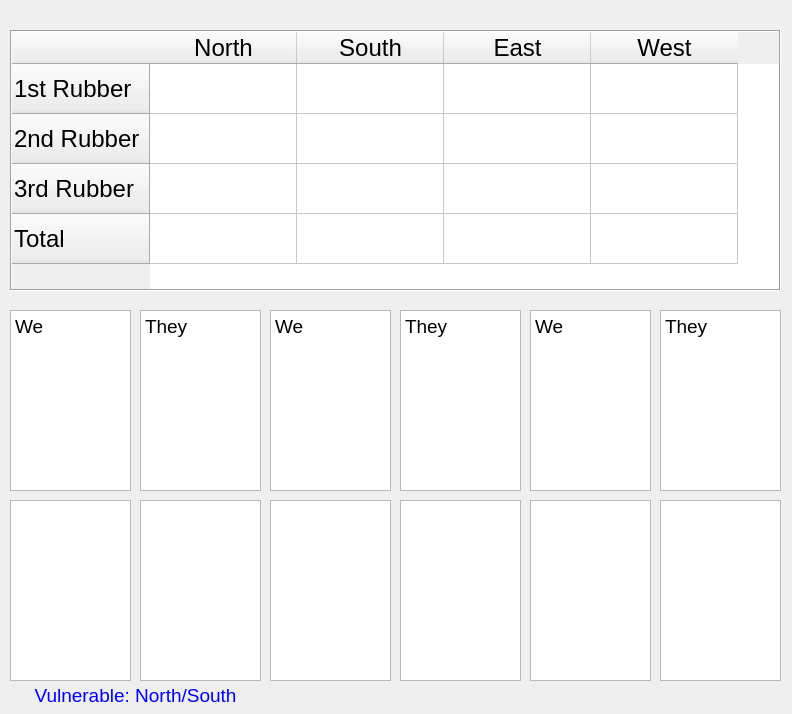
First picture: the form in Qt_Project/scoreboard.ui, repository Paulkie99/RubberContractBridge, before the edit.
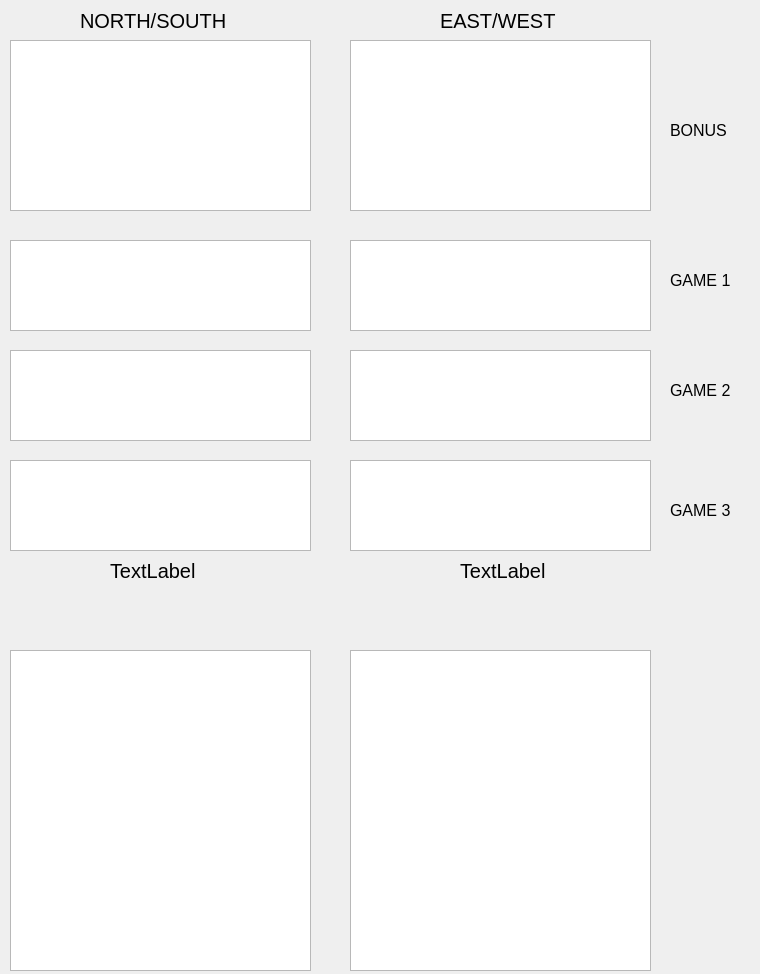
Second picture: the form after the edit.

Patch:
```diff
--- a/Qt_Project/scoreboard.ui
+++ b/Qt_Project/scoreboard.ui
@@ -6,203 +6,107 @@
    <rect>
     <x>0</x>
     <y>0</y>
-    <width>792</width>
-    <height>714</height>
+    <width>760</width>
+    <height>974</height>
    </rect>
   </property>
   <property name="windowTitle">
    <string>Dialog</string>
   </property>
-  <widget class="QTableWidget" name="tableWidgetScore">
+  <widget class="QTextEdit" name="txtNSBonus">
    <property name="geometry">
     <rect>
      <x>10</x>
-     <y>30</y>
-     <width>771</width>
-     <height>261</height>
+     <y>40</y>
+     <width>301</width>
+     <height>171</height>
     </rect>
    </property>
-   <property name="sizePolicy">
-    <sizepolicy hsizetype="Expanding" vsizetype="Expanding">
-     <horstretch>0</horstretch>
-     <verstretch>0</verstretch>
-    </sizepolicy>
+   <property name="readOnly">
+    <bool>true</bool>
    </property>
-   <property name="font">
-    <font>
-     <pointsize>18</pointsize>
-    </font>
+  </widget>
+  <widget class="QTextEdit" name="txtEWBonus">
+   <property name="geometry">
+    <rect>
+     <x>350</x>
+     <y>40</y>
+     <width>301</width>
+     <height>171</height>
+    </rect>
    </property>
-   <property name="frameShape">
-    <enum>QFrame::Box</enum>
-   </property>
-   <property name="verticalScrollBarPolicy">
-    <enum>Qt::ScrollBarAlwaysOff</enum>
-   </property>
-   <property name="horizontalScrollBarPolicy">
-    <enum>Qt::ScrollBarAlwaysOff</enum>
-   </property>
-   <property name="editTriggers">
-    <set>QAbstractItemView::NoEditTriggers</set>
-   </property>
-   <property name="tabKeyNavigation">
-    <bool>false</bool>
-   </property>
-   <property name="selectionMode">
-    <enum>QAbstractItemView::NoSelection</enum>
-   </property>
-   <property name="showGrid">
+   <property name="readOnly">
     <bool>true</bool>
    </property>
-   <attribute name="horizontalHeaderDefaultSectionSize">
-    <number>147</number>
-   </attribute>
-   <attribute name="verticalHeaderDefaultSectionSize">
-    <number>50</number>
-   </attribute>
-   <row>
-    <property name="text">
-     <string>1st Rubber</string>
-    </property>
-   </row>
-   <row>
-    <property name="text">
-     <string>2nd Rubber</string>
-    </property>
-   </row>
-   <row>
-    <property name="text">
-     <string>3rd Rubber</string>
-    </property>
-   </row>
-   <row>
-    <property name="text">
-     <string>Total</string>
-    </property>
-   </row>
-   <column>
-    <property name="text">
-     <string>North</string>
-    </property>
-   </column>
-   <column>
-    <property name="text">
-     <string>South</string>
-    </property>
-   </column>
-   <column>
-    <property name="text">
-     <string>East</string>
-    </property>
-   </column>
-   <column>
-    <property name="text">
-     <string>West</string>
-    </property>
-   </column>
   </widget>
   <widget class="QTextEdit" name="txtWeAbove1">
    <property name="geometry">
     <rect>
      <x>10</x>
-     <y>310</y>
-     <width>121</width>
-     <height>181</height>
+     <y>240</y>
+     <width>301</width>
+     <height>91</height>
     </rect>
    </property>
    <property name="font">
     <font>
-     <pointsize>14</pointsize>
-     <weight>50</weight>
-     <bold>false</bold>
+     <pointsize>10</pointsize>
     </font>
    </property>
    <property name="readOnly">
-    <bool>false</bool>
+    <bool>true</bool>
    </property>
-   <property name="markdown">
-    <string>We
-
-</string>
-   </property>
-   <property name="html">
-    <string>&lt;!DOCTYPE HTML PUBLIC &quot;-//W3C//DTD HTML 4.0//EN&quot; &quot;http://www.w3.org/TR/REC-html40/strict.dtd&quot;&gt;
-&lt;html&gt;&lt;head&gt;&lt;meta name=&quot;qrichtext&quot; content=&quot;1&quot; /&gt;&lt;style type=&quot;text/css&quot;&gt;
-p, li { white-space: pre-wrap; }
-&lt;/style&gt;&lt;/head&gt;&lt;body style=&quot; font-family:'MS Shell Dlg 2'; font-size:14pt; font-weight:400; font-style:normal;&quot;&gt;
-&lt;p style=&quot; margin-top:9px; margin-bottom:9px; margin-left:0px; margin-right:0px; -qt-block-indent:0; text-indent:0px;&quot;&gt;We&lt;/p&gt;
-&lt;p style=&quot;-qt-paragraph-type:empty; margin-top:9px; margin-bottom:9px; margin-left:0px; margin-right:0px; -qt-block-indent:0; text-indent:0px;&quot;&gt;&lt;br /&gt;&lt;/p&gt;&lt;/body&gt;&lt;/html&gt;</string>
-   </property>
   </widget>
   <widget class="QTextEdit" name="txtWeAbove2">
    <property name="geometry">
     <rect>
-     <x>270</x>
-     <y>310</y>
-     <width>121</width>
-     <height>181</height>
+     <x>350</x>
+     <y>240</y>
+     <width>301</width>
+     <height>91</height>
     </rect>
    </property>
    <property name="font">
     <font>
-     <pointsize>14</pointsize>
+     <pointsize>10</pointsize>
     </font>
    </property>
    <property name="readOnly">
     <bool>true</bool>
    </property>
-   <property name="markdown">
-    <string>We
-
-</string>
-   </property>
-   <property name="html">
-    <string>&lt;!DOCTYPE HTML PUBLIC &quot;-//W3C//DTD HTML 4.0//EN&quot; &quot;http://www.w3.org/TR/REC-html40/strict.dtd&quot;&gt;
-&lt;html&gt;&lt;head&gt;&lt;meta name=&quot;qrichtext&quot; content=&quot;1&quot; /&gt;&lt;style type=&quot;text/css&quot;&gt;
-p, li { white-space: pre-wrap; }
-&lt;/style&gt;&lt;/head&gt;&lt;body style=&quot; font-family:'MS Shell Dlg 2'; font-size:14pt; font-weight:400; font-style:normal;&quot;&gt;
-&lt;p style=&quot; margin-top:9px; margin-bottom:9px; margin-left:0px; margin-right:0px; -qt-block-indent:0; text-indent:0px;&quot;&gt;We&lt;/p&gt;&lt;/body&gt;&lt;/html&gt;</string>
-   </property>
   </widget>
   <widget class="QTextEdit" name="txtWeAbove3">
    <property name="geometry">
     <rect>
-     <x>530</x>
-     <y>310</y>
-     <width>121</width>
-     <height>181</height>
+     <x>10</x>
+     <y>350</y>
+     <width>301</width>
+     <height>91</height>
     </rect>
    </property>
    <property name="font">
     <font>
-     <pointsize>14</pointsize>
+     <pointsize>10</pointsize>
     </font>
    </property>
    <property name="readOnly">
     <bool>true</bool>
    </property>
-   <property name="markdown">
-    <string>We
-
-</string>
-   </property>
-   <property name="html">
-    <string>&lt;!DOCTYPE HTML PUBLIC &quot;-//W3C//DTD HTML 4.0//EN&quot; &quot;http://www.w3.org/TR/REC-html40/strict.dtd&quot;&gt;
-&lt;html&gt;&lt;head&gt;&lt;meta name=&quot;qrichtext&quot; content=&quot;1&quot; /&gt;&lt;style type=&quot;text/css&quot;&gt;
-p, li { white-space: pre-wrap; }
-&lt;/style&gt;&lt;/head&gt;&lt;body style=&quot; font-family:'MS Shell Dlg 2'; font-size:14pt; font-weight:400; font-style:normal;&quot;&gt;
-&lt;p style=&quot; margin-top:9px; margin-bottom:9px; margin-left:0px; margin-right:0px; -qt-block-indent:0; text-indent:0px;&quot;&gt;We&lt;/p&gt;&lt;/body&gt;&lt;/html&gt;</string>
-   </property>
   </widget>
   <widget class="QTextEdit" name="txtWeBelow1">
    <property name="geometry">
     <rect>
-     <x>10</x>
-     <y>500</y>
-     <width>121</width>
-     <height>181</height>
+     <x>350</x>
+     <y>350</y>
+     <width>301</width>
+     <height>91</height>
     </rect>
    </property>
+   <property name="font">
+    <font>
+     <pointsize>10</pointsize>
+    </font>
+   </property>
    <property name="readOnly">
     <bool>true</bool>
    </property>
@@ -210,12 +114,17 @@
   <widget class="QTextEdit" name="txtWeBelow2">
    <property name="geometry">
     <rect>
-     <x>270</x>
-     <y>500</y>
-     <width>121</width>
-     <height>181</height>
+     <x>10</x>
+     <y>460</y>
+     <width>301</width>
+     <height>91</height>
     </rect>
    </property>
+   <property name="font">
+    <font>
+     <pointsize>10</pointsize>
+    </font>
+   </property>
    <property name="readOnly">
     <bool>true</bool>
    </property>
@@ -223,201 +132,189 @@
   <widget class="QTextEdit" name="txtWeBelow3">
    <property name="geometry">
     <rect>
-     <x>530</x>
-     <y>500</y>
-     <width>121</width>
-     <height>181</height>
+     <x>350</x>
+     <y>460</y>
+     <width>301</width>
+     <height>91</height>
     </rect>
    </property>
+   <property name="font">
+    <font>
+     <pointsize>10</pointsize>
+    </font>
+   </property>
    <property name="readOnly">
     <bool>true</bool>
    </property>
   </widget>
-  <widget class="QTextEdit" name="txtTheyAbove1">
+  <widget class="QLabel" name="label">
    <property name="geometry">
     <rect>
-     <x>140</x>
-     <y>310</y>
-     <width>121</width>
-     <height>181</height>
+     <x>80</x>
+     <y>0</y>
+     <width>161</width>
+     <height>41</height>
     </rect>
    </property>
    <property name="font">
     <font>
-     <pointsize>14</pointsize>
+     <pointsize>15</pointsize>
     </font>
    </property>
-   <property name="readOnly">
-    <bool>true</bool>
+   <property name="text">
+    <string>NORTH/SOUTH</string>
    </property>
-   <property name="markdown">
-    <string>They
-
-</string>
-   </property>
-   <property name="html">
-    <string>&lt;!DOCTYPE HTML PUBLIC &quot;-//W3C//DTD HTML 4.0//EN&quot; &quot;http://www.w3.org/TR/REC-html40/strict.dtd&quot;&gt;
-&lt;html&gt;&lt;head&gt;&lt;meta name=&quot;qrichtext&quot; content=&quot;1&quot; /&gt;&lt;style type=&quot;text/css&quot;&gt;
-p, li { white-space: pre-wrap; }
-&lt;/style&gt;&lt;/head&gt;&lt;body style=&quot; font-family:'MS Shell Dlg 2'; font-size:14pt; font-weight:400; font-style:normal;&quot;&gt;
-&lt;p style=&quot; margin-top:5px; margin-bottom:5px; margin-left:0px; margin-right:0px; -qt-block-indent:0; text-indent:0px;&quot;&gt;They&lt;/p&gt;&lt;/body&gt;&lt;/html&gt;</string>
-   </property>
   </widget>
-  <widget class="QTextEdit" name="txtTheyAbove2">
+  <widget class="QLabel" name="label_2">
    <property name="geometry">
     <rect>
-     <x>400</x>
-     <y>310</y>
-     <width>121</width>
-     <height>181</height>
+     <x>440</x>
+     <y>0</y>
+     <width>161</width>
+     <height>41</height>
     </rect>
    </property>
    <property name="font">
     <font>
-     <pointsize>14</pointsize>
+     <pointsize>15</pointsize>
     </font>
    </property>
-   <property name="readOnly">
-    <bool>true</bool>
+   <property name="text">
+    <string>EAST/WEST</string>
    </property>
-   <property name="markdown">
-    <string>They
-
-</string>
-   </property>
-   <property name="html">
-    <string>&lt;!DOCTYPE HTML PUBLIC &quot;-//W3C//DTD HTML 4.0//EN&quot; &quot;http://www.w3.org/TR/REC-html40/strict.dtd&quot;&gt;
-&lt;html&gt;&lt;head&gt;&lt;meta name=&quot;qrichtext&quot; content=&quot;1&quot; /&gt;&lt;style type=&quot;text/css&quot;&gt;
-p, li { white-space: pre-wrap; }
-&lt;/style&gt;&lt;/head&gt;&lt;body style=&quot; font-family:'MS Shell Dlg 2'; font-size:14pt; font-weight:400; font-style:normal;&quot;&gt;
-&lt;p style=&quot; margin-top:9px; margin-bottom:9px; margin-left:0px; margin-right:0px; -qt-block-indent:0; text-indent:0px;&quot;&gt;They&lt;/p&gt;&lt;/body&gt;&lt;/html&gt;</string>
-   </property>
   </widget>
-  <widget class="QTextEdit" name="txtTheyAbove3">
+  <widget class="QLabel" name="NSTotal">
    <property name="geometry">
     <rect>
-     <x>660</x>
-     <y>310</y>
-     <width>121</width>
-     <height>181</height>
+     <x>110</x>
+     <y>550</y>
+     <width>221</width>
+     <height>41</height>
     </rect>
    </property>
    <property name="font">
     <font>
-     <pointsize>14</pointsize>
+     <pointsize>15</pointsize>
     </font>
    </property>
-   <property name="readOnly">
-    <bool>true</bool>
+   <property name="text">
+    <string>TextLabel</string>
    </property>
-   <property name="markdown">
-    <string>They
-
-</string>
+  </widget>
+  <widget class="QLabel" name="EWTotal">
+   <property name="geometry">
+    <rect>
+     <x>460</x>
+     <y>550</y>
+     <width>261</width>
+     <height>41</height>
+    </rect>
    </property>
-   <property name="html">
-    <string>&lt;!DOCTYPE HTML PUBLIC &quot;-//W3C//DTD HTML 4.0//EN&quot; &quot;http://www.w3.org/TR/REC-html40/strict.dtd&quot;&gt;
-&lt;html&gt;&lt;head&gt;&lt;meta name=&quot;qrichtext&quot; content=&quot;1&quot; /&gt;&lt;style type=&quot;text/css&quot;&gt;
-p, li { white-space: pre-wrap; }
-&lt;/style&gt;&lt;/head&gt;&lt;body style=&quot; font-family:'MS Shell Dlg 2'; font-size:14pt; font-weight:400; font-style:normal;&quot;&gt;
-&lt;p style=&quot; margin-top:5px; margin-bottom:5px; margin-left:0px; margin-right:0px; -qt-block-indent:0; text-indent:0px;&quot;&gt;They&lt;/p&gt;&lt;/body&gt;&lt;/html&gt;</string>
+   <property name="font">
+    <font>
+     <pointsize>15</pointsize>
+    </font>
    </property>
+   <property name="text">
+    <string>TextLabel</string>
+   </property>
   </widget>
-  <widget class="QTextEdit" name="txtTheyBelow1">
+  <widget class="QLabel" name="label_3">
    <property name="geometry">
     <rect>
-     <x>140</x>
-     <y>500</y>
-     <width>121</width>
-     <height>181</height>
+     <x>670</x>
+     <y>100</y>
+     <width>81</width>
+     <height>61</height>
     </rect>
    </property>
-   <property name="readOnly">
-    <bool>true</bool>
+   <property name="font">
+    <font>
+     <pointsize>12</pointsize>
+    </font>
    </property>
+   <property name="text">
+    <string>BONUS</string>
+   </property>
   </widget>
-  <widget class="QTextEdit" name="txtTheyBelow2">
+  <widget class="QLabel" name="label_4">
    <property name="geometry">
     <rect>
-     <x>400</x>
-     <y>500</y>
-     <width>121</width>
-     <height>181</height>
+     <x>670</x>
+     <y>250</y>
+     <width>81</width>
+     <height>61</height>
     </rect>
    </property>
-   <property name="readOnly">
-    <bool>true</bool>
+   <property name="font">
+    <font>
+     <pointsize>12</pointsize>
+    </font>
    </property>
+   <property name="text">
+    <string>GAME 1</string>
+   </property>
   </widget>
-  <widget class="QTextEdit" name="txtTheyBelow3">
+  <widget class="QLabel" name="label_5">
    <property name="geometry">
     <rect>
-     <x>660</x>
-     <y>500</y>
-     <width>121</width>
-     <height>181</height>
+     <x>670</x>
+     <y>360</y>
+     <width>81</width>
+     <height>61</height>
     </rect>
    </property>
-   <property name="readOnly">
-    <bool>true</bool>
+   <property name="font">
+    <font>
+     <pointsize>12</pointsize>
+    </font>
    </property>
+   <property name="text">
+    <string>GAME 2</string>
+   </property>
   </widget>
   <widget class="QLabel" name="lblVulnerable">
    <property name="geometry">
     <rect>
-     <x>10</x>
-     <y>680</y>
-     <width>251</width>
-     <height>31</height>
+     <x>670</x>
+     <y>480</y>
+     <width>81</width>
+     <height>61</height>
     </rect>
    </property>
-   <property name="palette">
-    <palette>
-     <active>
-      <colorrole role="WindowText">
-       <brush brushstyle="SolidPattern">
-        <color alpha="255">
-         <red>0</red>
-         <green>0</green>
-         <blue>255</blue>
-        </color>
-       </brush>
-      </colorrole>
-     </active>
-     <inactive>
-      <colorrole role="WindowText">
-       <brush brushstyle="SolidPattern">
-        <color alpha="255">
-         <red>0</red>
-         <green>0</green>
-         <blue>255</blue>
-        </color>
-       </brush>
-      </colorrole>
-     </inactive>
-     <disabled>
-      <colorrole role="WindowText">
-       <brush brushstyle="SolidPattern">
-        <color alpha="255">
-         <red>120</red>
-         <green>120</green>
-         <blue>120</blue>
-        </color>
-       </brush>
-      </colorrole>
-     </disabled>
-    </palette>
-   </property>
    <property name="font">
     <font>
-     <pointsize>14</pointsize>
+     <pointsize>12</pointsize>
     </font>
    </property>
    <property name="text">
-    <string>Vulnerable: North/South</string>
+    <string>GAME 3</string>
    </property>
-   <property name="alignment">
-    <set>Qt::AlignCenter</set>
+  </widget>
+  <widget class="QTextEdit" name="txtNSlog">
+   <property name="geometry">
+    <rect>
+     <x>10</x>
+     <y>650</y>
+     <width>301</width>
+     <height>321</height>
+    </rect>
+   </property>
+   <property name="readOnly">
+    <bool>true</bool>
+   </property>
+  </widget>
+  <widget class="QTextEdit" name="txtEWlog">
+   <property name="geometry">
+    <rect>
+     <x>350</x>
+     <y>650</y>
+     <width>301</width>
+     <height>321</height>
+    </rect>
+   </property>
+   <property name="readOnly">
+    <bool>true</bool>
    </property>
   </widget>
  </widget>
```
Left out of the diff: 14 changed lines with no effect on the pictures.
